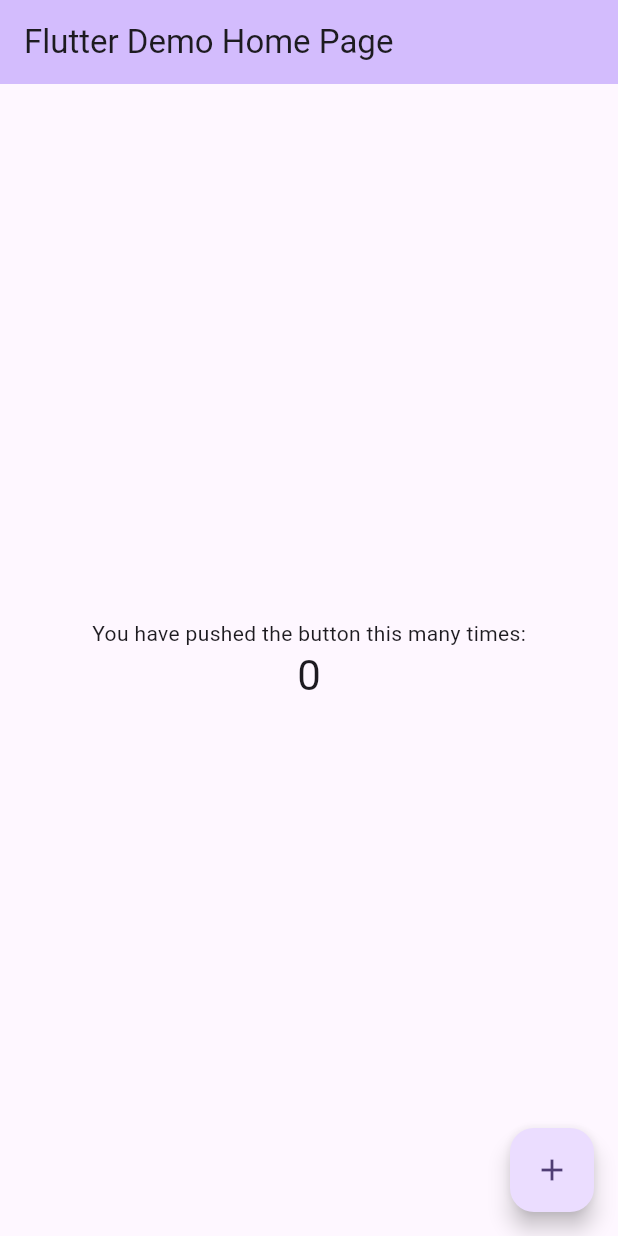
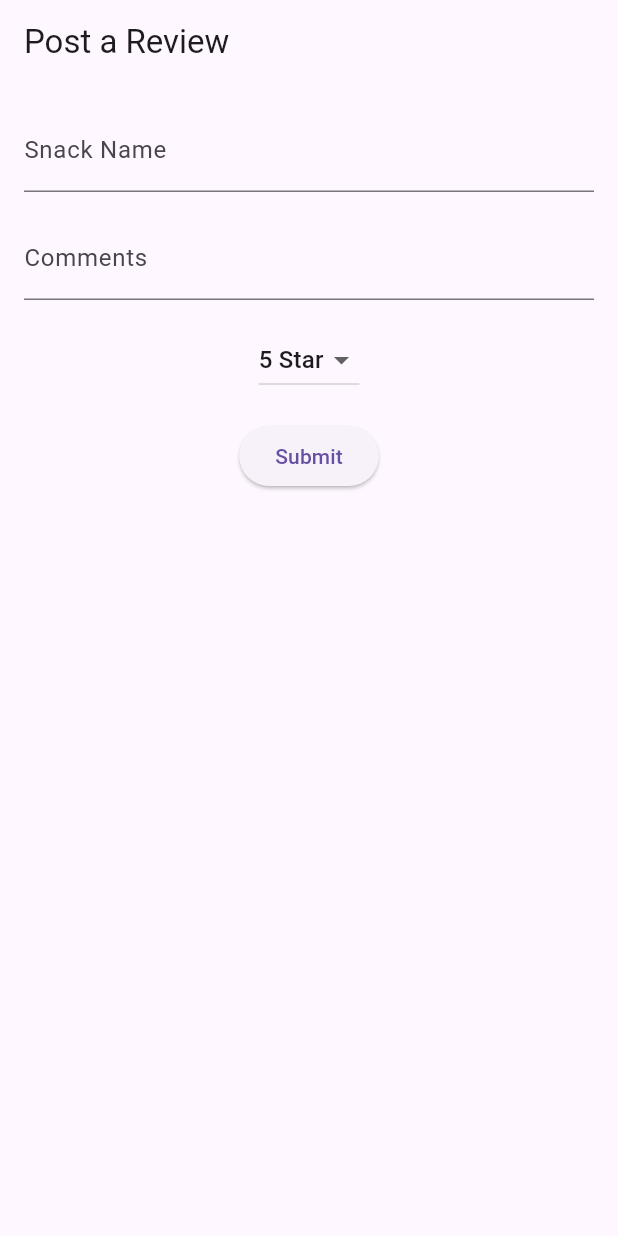
Before and after one commit to I-Shizu/flutter_hackathon, a Flutter app: the screen it shows after launch, on a phone screen of 412 x 824 dp. Run offline on Flutter 3.47's test engine with Material 3 defaults, Android fonts, the phone set to English and light mode, and no system bars; our stand-ins replace cloud_firestore, firebase_core, flutter_riverpod, freezed_annotation, hooks_riverpod, riverpod_annotation; accounts and stored records are empty; generated files the repository leaves out were written again.

Commit message:
ViewModelやRepositoryが動くが確認するように作ってみた投稿画面のView
devやmainにプルリク投げる予定なし
一旦、main関数内で、Postページが最初に表示されるように設定してます。

```diff
--- a/practice/lib/main.dart
+++ b/practice/lib/main.dart
@@ -1,6 +1,7 @@
 import 'package:flutter/material.dart';
 import 'package:firebase_core/firebase_core.dart';
 import 'package:hooks_riverpod/hooks_riverpod.dart';
+import 'package:practice/post/post_view.dart';
 import 'firebase_options.dart';
 
 void main() async {
@@ -12,33 +13,18 @@ void main() async {
 }
 
 class MyApp extends StatelessWidget {
-  const MyApp({super.key});
+  const MyApp({Key? key}) : super(key: key);
 
-  // This widget is the root of your application.
   @override
   Widget build(BuildContext context) {
     return MaterialApp(
-      title: 'Flutter Demo',
+      title: 'Snack Review App',
       theme: ThemeData(
-        // This is the theme of your application.
-        //
-        // TRY THIS: Try running your application with "flutter run". You'll see
-        // the application has a purple toolbar. Then, without quitting the app,
-        // try changing the seedColor in the colorScheme below to Colors.green
-        // and then invoke "hot reload" (save your changes or press the "hot
-        // reload" button in a Flutter-supported IDE, or press "r" if you used
-        // the command line to start the app).
-        //
-        // Notice that the counter didn't reset back to zero; the application
-        // state is not lost during the reload. To reset the state, use hot
-        // restart instead.
-        //
-        // This works for code too, not just values: Most code changes can be
-        // tested with just a hot reload.
-        colorScheme: ColorScheme.fromSeed(seedColor: Colors.deepPurple),
-        useMaterial3: true,
+        primarySwatch: Colors.blue,
+        visualDensity: VisualDensity.adaptivePlatformDensity,
       ),
-      home: const MyHomePage(title: 'Flutter Demo Home Page'),
+      // PostScreenをトップ画面に設定
+      home: PostScreen(),
     );
   }
 }
--- /dev/null
+++ b/practice/lib/post/post_view.dart
@@ -0,0 +1,73 @@
+import 'package:flutter/material.dart';
+import 'package:flutter_riverpod/flutter_riverpod.dart';
+import 'package:practice/post/post_view_model.dart';
+
+class PostScreen extends ConsumerWidget {
+  final TextEditingController _snackNameController = TextEditingController();
+  final TextEditingController _commentsController = TextEditingController();
+  int _rating = 5;
+
+  @override
+  Widget build(BuildContext context, WidgetRef ref) {
+    final postViewModel = ref.read(postViewModelNotifierProvider.notifier);
+
+    return Scaffold(
+      appBar: AppBar(
+        title: Text('Post a Review'),
+      ),
+      body: Padding(
+        padding: const EdgeInsets.all(16.0),
+        child: Column(
+          children: [
+            TextField(
+              controller: _snackNameController,
+              decoration: const InputDecoration(labelText: 'Snack Name'),
+            ),
+            const SizedBox(height: 16),
+            TextField(
+              controller: _commentsController,
+              decoration: const InputDecoration(labelText: 'Comments'),
+            ),
+            const SizedBox(height: 16),
+            DropdownButton<int>(
+              value: _rating,
+              items: List.generate(5, (index) => index + 1)
+                  .map((value) => DropdownMenuItem(
+                        value: value,
+                        child: Text('$value Star'),
+                      ))
+                  .toList(),
+              onChanged: (value) {
+                if (value != null) {
+                  _rating = value;
+                }
+              },
+            ),
+            const SizedBox(height: 16),
+            ElevatedButton(
+              onPressed: () async {
+                final snackName = _snackNameController.text;
+                final comments = _commentsController.text;
+                if (snackName.isNotEmpty && comments.isNotEmpty) {
+                  await postViewModel.addPost(
+                      "General", snackName, comments, _rating);
+                  _snackNameController.clear();
+                  _commentsController.clear();
+                  ScaffoldMessenger.of(context).showSnackBar(
+                    const SnackBar(
+                        content: Text('Post submitted successfully!')),
+                  );
+                } else {
+                  ScaffoldMessenger.of(context).showSnackBar(
+                    const SnackBar(content: Text('Please fill in all fields')),
+                  );
+                }
+              },
+              child: const Text('Submit'),
+            ),
+          ],
+        ),
+      ),
+    );
+  }
+}
```
